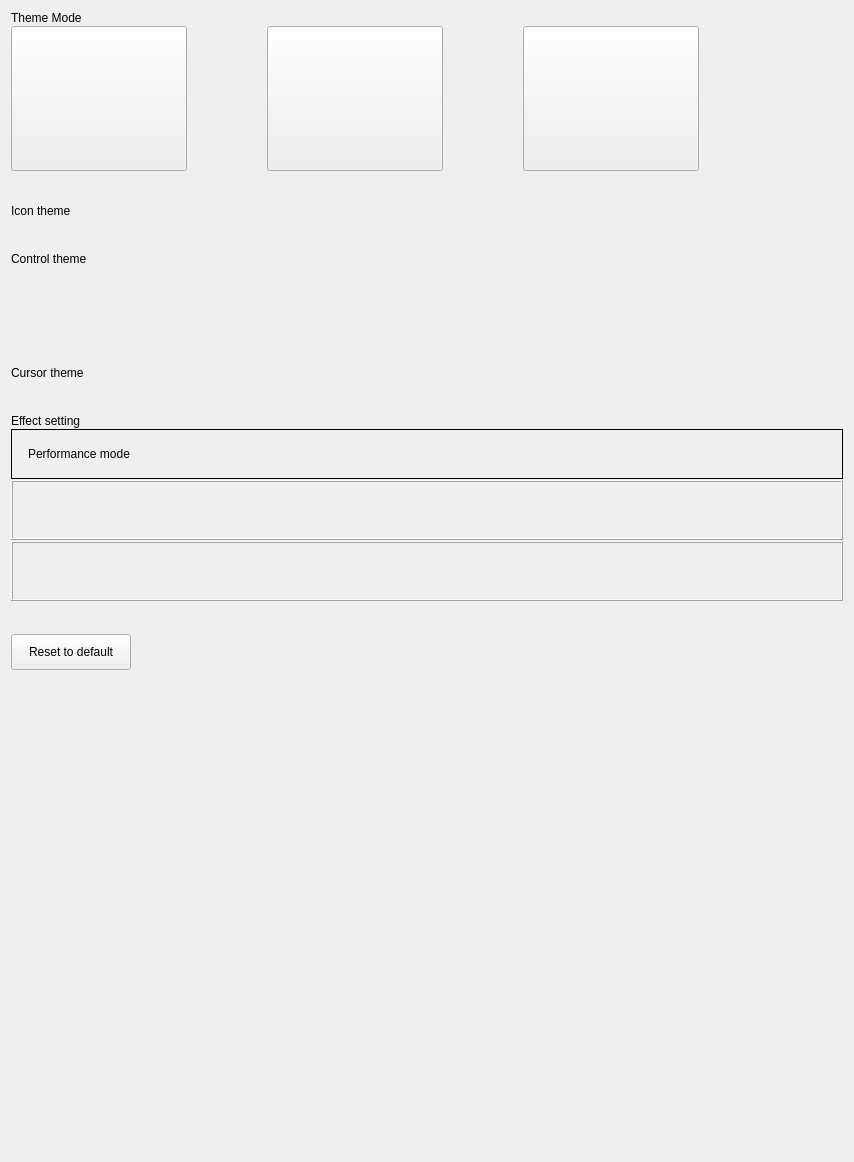
Qt form plugins/personalized/theme/theme.ui (ukui/kylin-control-center) before a commit.
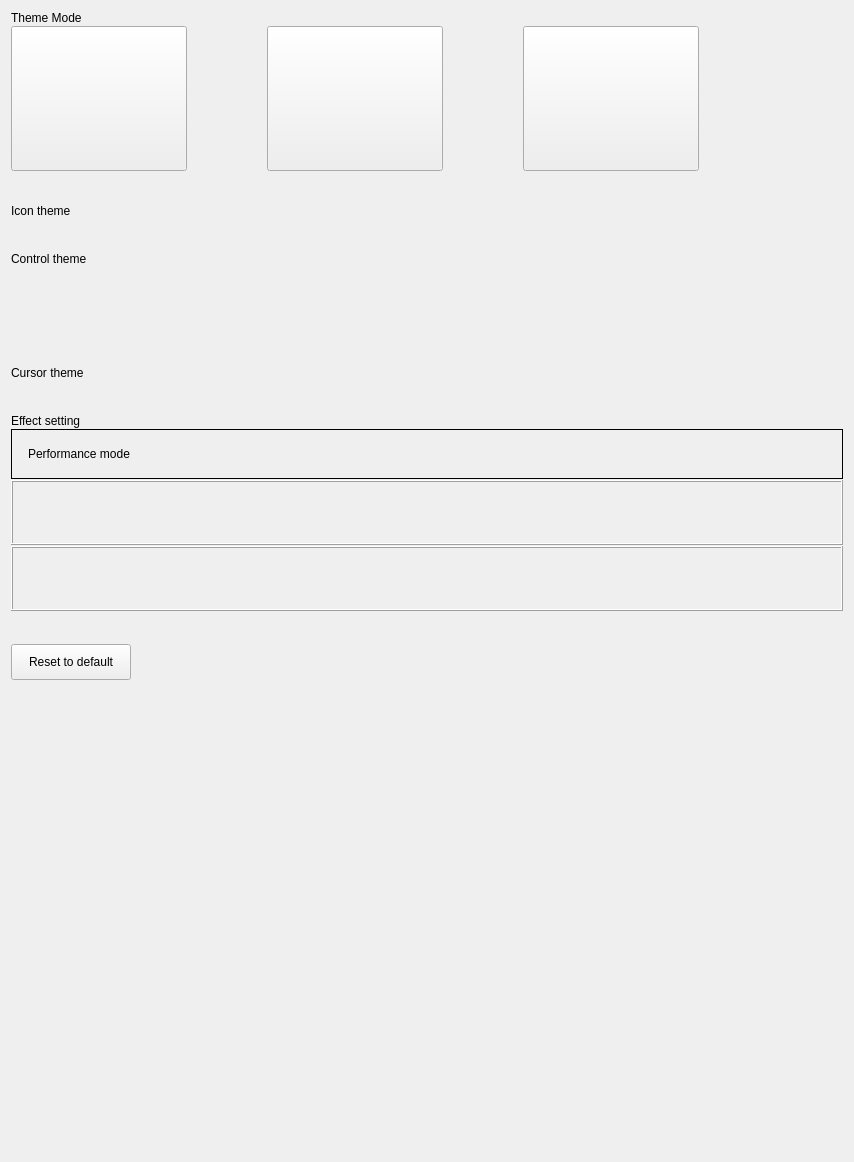
The same form after that commit.

What changed in the file:
```diff
--- a/plugins/personalized/theme/theme.ui
+++ b/plugins/personalized/theme/theme.ui
@@ -540,7 +540,7 @@
           <property name="minimumSize">
            <size>
             <width>550</width>
-            <height>60</height>
+            <height>65</height>
            </size>
           </property>
           <property name="maximumSize">
@@ -592,7 +592,7 @@
           <property name="minimumSize">
            <size>
             <width>550</width>
-            <height>60</height>
+            <height>65</height>
            </size>
           </property>
           <property name="maximumSize">
```
